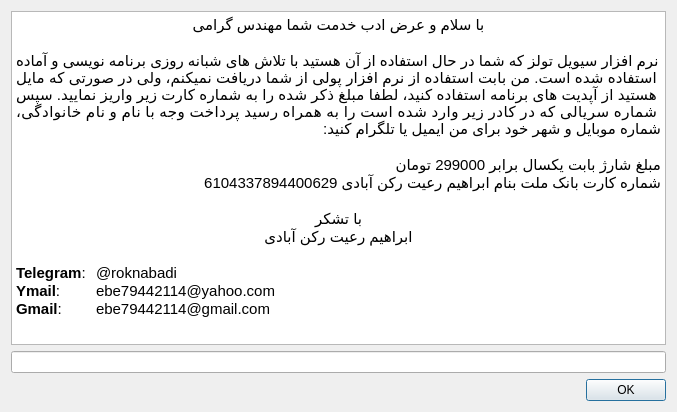
First picture: the form in serial.ui, repository ebrahimraeyat/civilTools, before the edit.
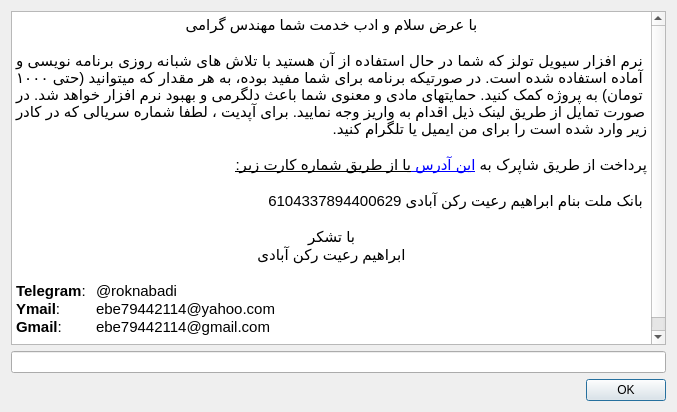
Second picture: the form after the edit.

Commit message: CIVILTOOLS: change text for update to show to user

The edit to the form file:
```diff
--- a/serial.ui
+++ b/serial.ui
@@ -29,12 +29,15 @@
 &lt;html&gt;&lt;head&gt;&lt;meta name=&quot;qrichtext&quot; content=&quot;1&quot; /&gt;&lt;style type=&quot;text/css&quot;&gt;
 p, li { white-space: pre-wrap; }
 &lt;/style&gt;&lt;/head&gt;&lt;body style=&quot; font-family:'Ubuntu'; font-size:11pt; font-weight:400; font-style:normal;&quot;&gt;
-&lt;p align=&quot;center&quot; dir='rtl' style=&quot; margin-top:0px; margin-bottom:0px; margin-left:0px; margin-right:0px; -qt-block-indent:0; text-indent:0px;&quot;&gt;با سلام و عرض ادب خدمت شما مهندس گرامی&lt;/p&gt;
+&lt;p align=&quot;center&quot; dir='rtl' style=&quot; margin-top:0px; margin-bottom:0px; margin-left:0px; margin-right:0px; -qt-block-indent:0; text-indent:0px;&quot;&gt;با عرض سلام و ادب خدمت شما مهندس گرامی&lt;/p&gt;
 &lt;p align=&quot;center&quot; dir='rtl' style=&quot;-qt-paragraph-type:empty; margin-top:0px; margin-bottom:0px; margin-left:0px; margin-right:0px; -qt-block-indent:0; text-indent:0px;&quot;&gt;&lt;br /&gt;&lt;/p&gt;
-&lt;p align=&quot;justify&quot; dir='rtl' style=&quot; margin-top:0px; margin-bottom:0px; margin-left:0px; margin-right:0px; -qt-block-indent:0; text-indent:0px;&quot;&gt;نرم افزار سیویل تولز که شما در حال استفاده از آن هستید با تلاش های شبانه روزی برنامه نویسی و آماده استفاده شده است. من بابت استفاده از نرم افزار پولی از شما دریافت نمیکنم، ولی در صورتی که مایل هستید از آپدیت های برنامه استفاده کنید، لطفا مبلغ ذکر شده را به شماره کارت زیر واریز نمایید. سپس شماره سریالی که در کادر زیر وارد شده است را به همراه رسید پرداخت وجه با نام و نام خانوادگی، شماره موبایل و شهر خود برای من ایمیل یا تلگرام کنید:&lt;/p&gt;
+&lt;p align=&quot;justify&quot; dir='rtl' style=&quot; margin-top:0px; margin-bottom:0px; margin-left:0px; margin-right:0px; -qt-block-indent:0; text-indent:0px;&quot;&gt;نرم افزار سیویل تولز که شما در حال استفاده از آن هستید با تلاش های شبانه روزی برنامه نویسی و آماده استفاده شده است. در صورتیکه برنامه برای شما مفید بوده، به هر مقدار که میتوانید (حتی ۱۰۰۰ تومان) به پروژه کمک کنید. حمایتهای مادی و معنوی شما باعث دلگرمی و بهبود نرم افزار خواهد شد. در صورت تمایل از طریق لینک ذیل اقدام به واریز وجه نمایید. برای آپدیت ، لطفا شماره سریالی که در کادر زیر وارد شده است را برای من ایمیل یا تلگرام کنید.&lt;/p&gt;
 &lt;p align=&quot;right&quot; dir='rtl' style=&quot;-qt-paragraph-type:empty; margin-top:0px; margin-bottom:0px; margin-left:0px; margin-right:0px; -qt-block-indent:0; text-indent:0px;&quot;&gt;&lt;br /&gt;&lt;/p&gt;
-&lt;p align=&quot;right&quot; dir='rtl' style=&quot; margin-top:0px; margin-bottom:0px; margin-left:0px; margin-right:0px; -qt-block-indent:0; text-indent:0px;&quot;&gt;&lt;span style=&quot; color:#000000;&quot;&gt;مبلغ شارژ بابت یکسال برابر 299000 تومان&lt;/span&gt;&lt;/p&gt;
-&lt;p align=&quot;right&quot; dir='rtl' style=&quot; margin-top:0px; margin-bottom:0px; margin-left:0px; margin-right:0px; -qt-block-indent:0; text-indent:0px;&quot;&gt;شماره کارت بانک ملت بنام ابراهیم رعیت&lt;span style=&quot; color:#000000;&quot;&gt; رکن آبادی 6104337894400629&lt;/span&gt;&lt;/p&gt;
+&lt;p align=&quot;right&quot; dir='rtl' style=&quot; margin-top:0px; margin-bottom:0px; margin-left:0px; margin-right:0px; -qt-block-indent:0; text-indent:0px;&quot;&gt;پرداخت از طریق شاپرک به &lt;a href=&quot;https://payping.ir/@ebe79442114@gmail.com
+&quot;&gt;&lt;span style=&quot; text-decoration: underline; color:#0000ff;&quot;&gt;این آدرس &lt;/span&gt;&lt;/a&gt;&lt;a href=&quot;https://payping.ir/@ebe79442114@gmail.com
+&quot;&gt;&lt;span style=&quot; text-decoration: underline; color:#000000;&quot;&gt;یا از طریق شماره کارت زیر:&lt;/span&gt;&lt;/a&gt;&lt;/p&gt;
+&lt;p align=&quot;right&quot; dir='rtl' style=&quot;-qt-paragraph-type:empty; margin-top:0px; margin-bottom:0px; margin-left:0px; margin-right:0px; -qt-block-indent:0; text-indent:0px;&quot;&gt;&lt;br /&gt;&lt;/p&gt;
+&lt;p align=&quot;right&quot; dir='rtl' style=&quot; margin-top:0px; margin-bottom:0px; margin-left:0px; margin-right:0px; -qt-block-indent:0; text-indent:0px;&quot;&gt; بانک ملت بنام ابراهیم رعیت&lt;span style=&quot; color:#000000;&quot;&gt; رکن آبادی 6104337894400629&lt;/span&gt;&lt;/p&gt;
 &lt;p align=&quot;right&quot; dir='rtl' style=&quot;-qt-paragraph-type:empty; margin-top:0px; margin-bottom:0px; margin-left:0px; margin-right:0px; -qt-block-indent:0; text-indent:0px; font-weight:600;&quot;&gt;&lt;br /&gt;&lt;/p&gt;
 &lt;p align=&quot;center&quot; dir='rtl' style=&quot; margin-top:0px; margin-bottom:0px; margin-left:0px; margin-right:0px; -qt-block-indent:0; text-indent:0px;&quot;&gt;با تشکر&lt;/p&gt;
 &lt;p align=&quot;center&quot; dir='rtl' style=&quot; margin-top:0px; margin-bottom:0px; margin-left:0px; margin-right:0px; -qt-block-indent:0; text-indent:0px;&quot;&gt;ابراهیم رعیت رکن آبادی&lt;/p&gt;
```
